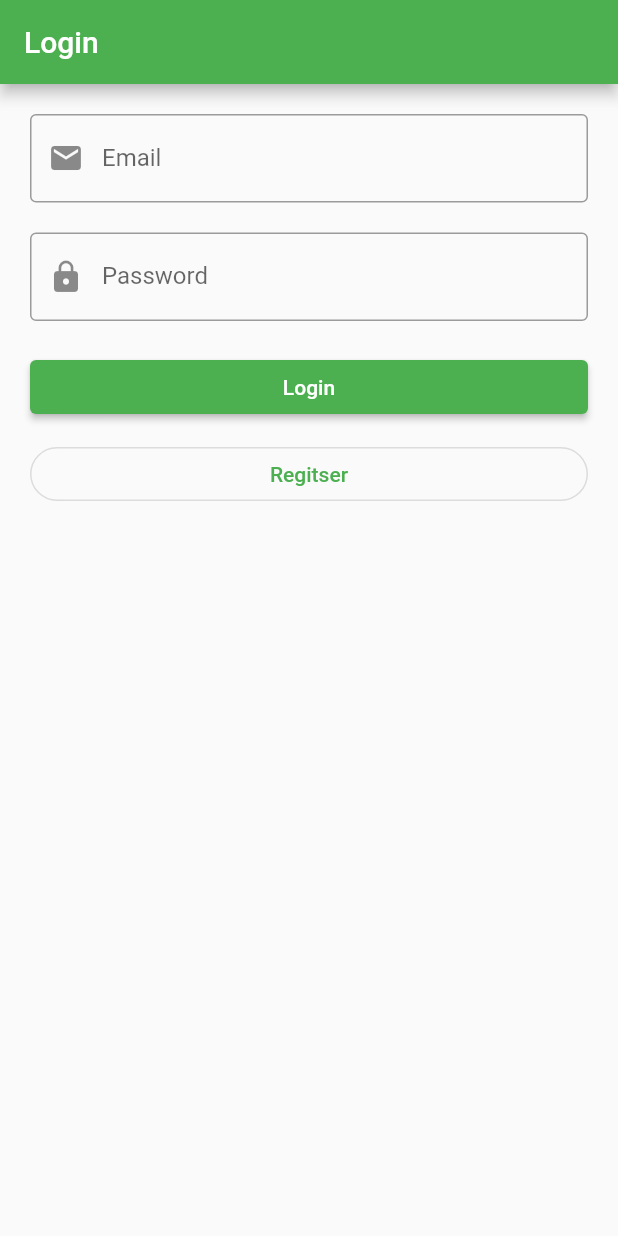
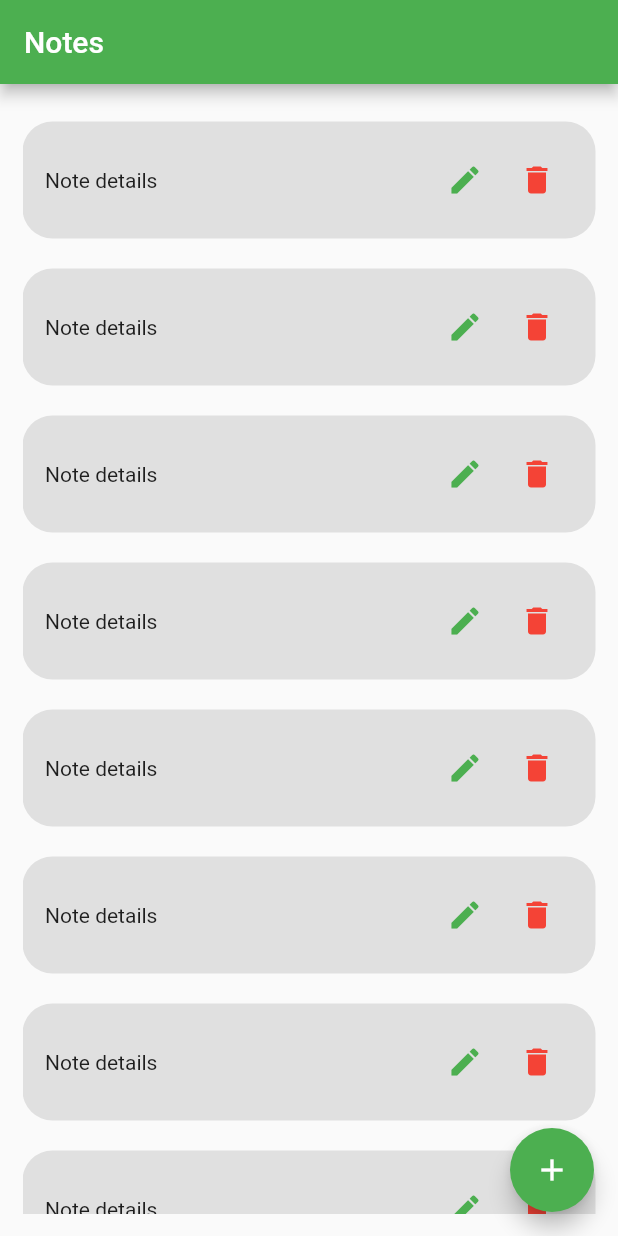
Before and after one commit to amir58/FlutterHTIG25, a Flutter app: the screen it shows after launch, on a phone screen of 412 x 824 dp. Run offline on Flutter 3.47's test engine with Material 2 defaults, Android fonts, the phone set to English and light mode, and no system bars.

Commit message:
session3

```diff
--- a/lib/oop.dart
+++ b/lib/dart/oop.dart
@@ -11,11 +11,17 @@
 // var objectName = ClassName();
 // final objectName = ClassName();
 // const objectName = ClassName();
+import 'package:flutter25/dart/person.dart';
+
 void main() {
   // To show parameters => Ctrl + p
   var user1 = User(1,"Ali","011","Cairo");
 
   User user2 = User(2, "Hossam", "012", "Alex");
+
+  Person person1 = Person(1, "Ali", "20");
+  person1.setName("Mahmoud");
+  person1.printUserData();
 }
 
 class User {
--- a/lib/main.dart
+++ b/lib/main.dart
@@ -1,4 +1,5 @@
 import 'package:flutter/material.dart';
+import 'package:flutter25/ui/notes_screen.dart';
 
 void main() {
   runApp(const MyApp());
@@ -13,7 +14,7 @@ class MyApp extends StatelessWidget {
       theme: ThemeData(
         primarySwatch: Colors.green,
       ),
-      home: LoginScreen(),
+      home: const NotesScreen(),
     );
   }
 }
@@ -86,11 +87,12 @@ class LoginScreen extends StatelessWidget {
   Widget build(BuildContext context) {
     return Scaffold(
       appBar: AppBar(
-        title: Text("Login"),
+        title: const Text("Login"),
       ),
       body: Container(
-        margin: EdgeInsets.all(20),
+        margin: const EdgeInsets.all(20),
         child: Column(
+          crossAxisAlignment: CrossAxisAlignment.end,
           children: [
             TextFormField(
               textInputAction: TextInputAction.next,
@@ -103,7 +105,7 @@ class LoginScreen extends StatelessWidget {
                 ),
               ),
             ),
-            SizedBox(
+            const SizedBox(
               height: 20,
             ),
             TextFormField(
@@ -116,38 +118,43 @@ class LoginScreen extends StatelessWidget {
                 ),
               ),
             ),
-            SizedBox(
+            const SizedBox(
               height: 20,
             ),
-            Container(
-              width: double.infinity,
-              child: ElevatedButton(
-                onPressed: () {},
-                child: Text(
-                  "Login",
-                ),
-              ),
+            Row(
+              mainAxisAlignment: MainAxisAlignment.end,
+              children: [
+                Text("Forget your password? "),
+              ],
             ),
-            SizedBox(
-              height: 10,
+            const SizedBox(
+              height: 20,
             ),
-            Container(
-              width: double.infinity,
-              child: OutlinedButton(
-                onPressed: () {
-
-                },
-                style: ButtonStyle(
-                  shape: MaterialStateProperty.all(
-                    RoundedRectangleBorder(
-                      borderRadius: BorderRadius.circular(
-                        30.0,
-                      ),
+            Row(
+              children: [
+                // 3
+                // 2 / 3
+                Expanded(
+                  flex: 1,
+                  child: ElevatedButton(
+                    style:
+                        ElevatedButton.styleFrom(shape: const StadiumBorder()),
+                    onPressed: () {},
+                    child: const Text(
+                      "Login",
                     ),
                   ),
                 ),
-                child: const Text("Regitser"),
-              ),
+                const SizedBox(width: 10),
+                // 1 / 3
+                Expanded(
+                  child: OutlinedButton(
+                    onPressed: () {},
+                    style: OutlinedButton.styleFrom(shape: StadiumBorder()),
+                    child: const Text("Regitser"),
+                  ),
+                ),
+              ],
             ),
           ],
         ),
--- /dev/null
+++ b/lib/ui/notes_screen.dart
@@ -0,0 +1,63 @@
+import 'package:flutter/material.dart';
+
+class NotesScreen extends StatelessWidget {
+  const NotesScreen({Key? key}) : super(key: key);
+
+  @override
+  Widget build(BuildContext context) {
+    return Scaffold(
+      appBar: AppBar(
+        title: const Text("Notes"),
+      ),
+      floatingActionButton: FloatingActionButton(
+        onPressed: () {},
+        child: const Icon(Icons.add),
+      ),
+      body: Padding(
+        padding: const EdgeInsets.all(15),
+        child: ListView.builder(
+          itemCount: 100,
+          itemBuilder: (context, index) {
+            return noteItem();
+          },
+        ),
+      ),
+    );
+  }
+
+  Widget noteItem() {
+    return Container(
+      margin: const EdgeInsets.symmetric(vertical: 10),
+      padding: const EdgeInsets.all(15),
+      decoration: BoxDecoration(
+        color: Colors.grey[300],
+        borderRadius: BorderRadius.circular(20),
+      ),
+      child: Row(
+        children: [
+          const Expanded(
+            child: Text(
+              "Note details ",
+              maxLines: 2,
+              overflow: TextOverflow.ellipsis,
+            ),
+          ),
+          IconButton(
+            onPressed: () {},
+            icon: const Icon(
+              Icons.edit,
+              color: Colors.green,
+            ),
+          ),
+          IconButton(
+            onPressed: () {},
+            icon: const Icon(
+              Icons.delete,
+              color: Colors.red,
+            ),
+          ),
+        ],
+      ),
+    );
+  }
+}
```
Also changed, not shown: lib/dart/abstartcion.dart (added, +11 -0 lines), lib/dart/functions.dart (added, +59 -0 lines), lib/dart/null.dart (added, +31 -0 lines), lib/dart/person.dart (added, +50 -0 lines), lib/dart/basics.dart (renamed from lib/basics.dart).
